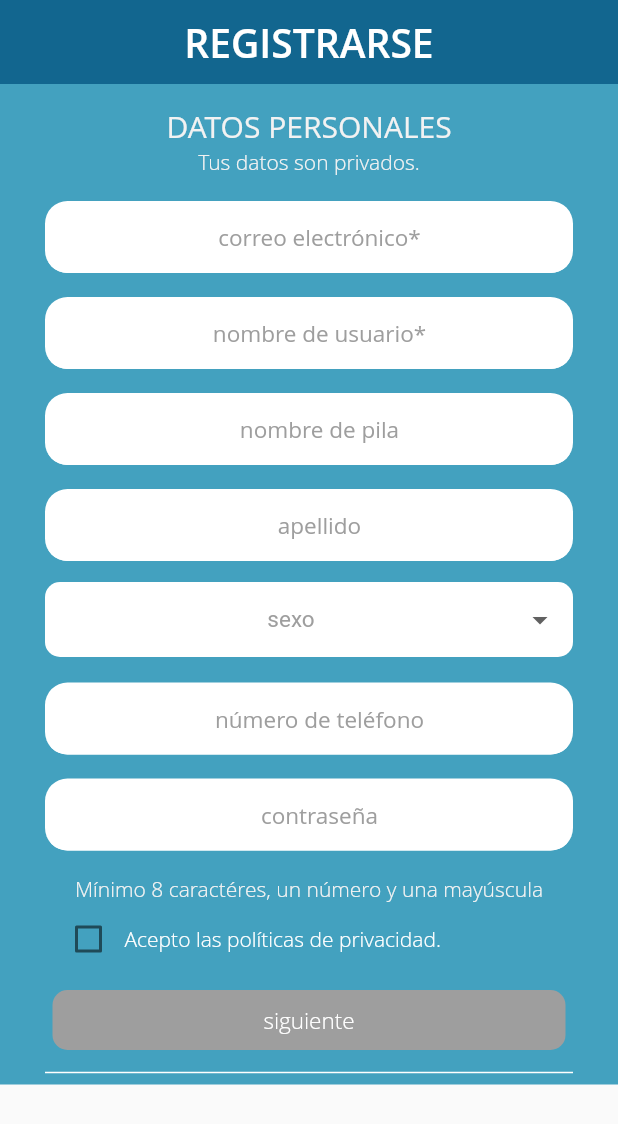
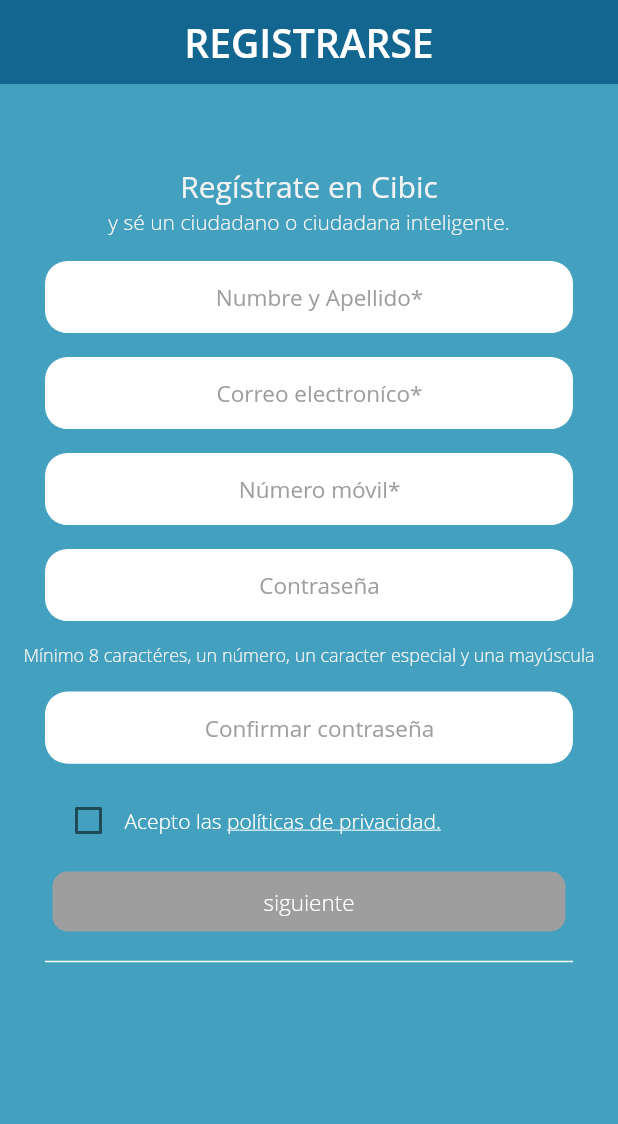
Before and after one commit to benjaminykim/cibic-mobile, a Flutter app: the Register screen opened directly, on a phone screen of 412 x 824 dp. Shown: the top 1124 px of the screen. Run offline on Flutter 3.47's test engine with Material 2 defaults, Android fonts, the phone set to English and light mode, and no system bars; our stand-ins replace basic_utils, flutter_redux, flutter_secure_storage, redux, redux_thunk; accounts and stored records are empty; generated files the repository leaves out were written again; project files that could hold a hidden picture were left out.

```diff
--- a/lib/src/onboard/register.dart
+++ b/lib/src/onboard/register.dart
@@ -16,36 +16,13 @@ class Register extends StatefulWidget {
 }
 
 class _RegisterState extends State<Register> {
-  final FocusScopeNode _node = FocusScopeNode();
-  final GlobalKey<FormState> _formKey = GlobalKey<FormState>();
-  String username, email, firstname, surname, sex, _value, telephone, password;
-  bool usernameVal,
-      emailVal,
-      firstnameVal,
-      surnameVal,
-      telephoneVal,
-      passwordVal;
+  bool emailVal, fullNameVal, telephoneVal, passwordVal, passwordConfirmVal;
   bool privacy;
   final storage = FlutterSecureStorage();
 
-  @override
-  initState() {
-    super.initState();
-    username = "";
-    email = "";
-    firstname = "";
-    surname = "";
-    sex = "";
-    telephone = "";
-    password = "";
-    usernameVal = false;
-    emailVal = false;
-    firstnameVal = false;
-    surnameVal = false;
-    telephoneVal = false;
-    passwordVal = false;
-    privacy = false;
-  }
+  final GlobalKey<FormState> _formKey = GlobalKey<FormState>();
+  final FocusScopeNode _node = FocusScopeNode();
+  String email, fullName, telephone, password, passwordConfirm;
 
   @override
   void dispose() {
@@ -53,14 +30,32 @@ class _RegisterState extends State<Register> {
     super.dispose();
   }
 
+  @override
+  initState() {
+    super.initState();
+
+    email = "";
+    fullName = "";
+    telephone = "";
+    password = "";
+    emailVal = false;
+    fullNameVal = false;
+    telephoneVal = false;
+    passwordVal = false;
+    privacy = false;
+    passwordConfirmVal = false;
+  }
+
   submitChecker() {
-    if (usernameVal == true &&
+    if (
+        // usernameVal == true &&
         emailVal == true &&
-        firstnameVal == true &&
-        surnameVal == true &&
+            fullNameVal == true &&
+            // surnameVal == true &&
             telephoneVal == true &&
             passwordVal == true &&
-        privacy == true)
+            privacy == true &&
+            passwordConfirmVal == true)
       return true;
     else
       return false;
@@ -82,11 +77,20 @@ class _RegisterState extends State<Register> {
             },
           ),
           Text(
-            "Acepto las políticas de privacidad.",
+            "Acepto las ",
             style: TextStyle(
               fontSize: 14,
               color: Colors.white,
               fontWeight: FontWeight.w200,
+            ),
+          ),
+          Text(
+            "políticas de privacidad.",
+            style: TextStyle(
+              fontSize: 14,
+              color: Colors.white,
+              fontWeight: FontWeight.w200,
+              decoration: TextDecoration.underline,
             ),
           ),
         ],
@@ -98,10 +102,8 @@ class _RegisterState extends State<Register> {
     // for validation
     String _validator(String value) {
       // email validation
-      // setState(() {
-      // _validate = true;
-      // });
-      if (title == "correo electrónico*") {
+
+      if (title == "Correo electroníco*") {
         if (value.isEmpty) {
           // The form is empty
           return "Introducir la dirección de correo electrónico";
@@ -123,59 +125,55 @@ class _RegisterState extends State<Register> {
         }
         // The pattern of the email didn't match the regex above.
         return 'Email is not valid';
+      }
+      //   // For username
+      //  else if (title == "nombre de usuario*") {
+      //   String p = "[a-zA-Z0-9\.\_\-]{1,16}";
 
-        // For username
-      } else if (title == "nombre de usuario*") {
-        String p = "[a-zA-Z0-9\.\_\-]{1,16}";
-
-        RegExp regExp = RegExp(p);
-        if (value.trim().isEmpty) {
-          return "Nombre de usuario de entrada";
-        } else if (value.trim().length > 16) {
-          return "Nombre de usuario demasiado largo";
-        } else if (regExp.hasMatch(value)) {
-          return null;
-        } else {
-          return "Error";
-        }
-      }
-      // For Surname
-      else if (title == "apellido") {
-        String p = "[a-zA-Z]{1,16}";
-
-        RegExp regExp = RegExp(p);
+      //   RegExp regExp = RegExp(p);
+      //   if (value.trim().isEmpty) {
+      //     return "Nombre de usuario de entrada";
+      //   } else if (value.trim().length > 16) {
+      //     return "Nombre de usuario demasiado largo";
+      //   } else if (regExp.hasMatch(value)) {
+      //     return null;
+      //   } else {
+      //     return "Error";
+      //   }
+      // }
+      // For Fullname
+      else if (title == "Numbre y Apellido*") {
         if (value.trim().isEmpty) {
           return "El apellido está vacío";
         }
-        if (value.trim().length > 16) {
-          return "Demasiado larga";
-        } else if (regExp.hasMatch(value)) {
+        if (value.trim().length < 5) {
+          return "Demasiado corta";
+        } else {
           return null;
         }
+      }
+      // else if (title == "nombre de pila") {
+      //   String p = "[a-zA-Z]{1,16}";
 
-        return "Error";
-      } else if (title == "nombre de pila") {
-        String p = "[a-zA-Z]{1,16}";
-
-        RegExp regExp = RegExp(p);
-        if (value.trim().isEmpty) {
-          return "El nombre esta vacio";
-        }
-        if (value.trim().length > 16) {
-          return "Demasiado larga";
-        } else if (regExp.hasMatch(value)) {
-          return null;
-        } else {
-          return "Error";
-        }
-      }
+      //   RegExp regExp = RegExp(p);
+      //   if (value.trim().isEmpty) {
+      //     return "El nombre esta vacio";
+      //   }
+      //   if (value.trim().length > 16) {
+      //     return "Demasiado larga";
+      //   } else if (regExp.hasMatch(value)) {
+      //     return null;
+      //   } else {
+      //     return "Error";
+      //   }
+      // }
       // phone number
-      else if (title == "número de teléfono") {
+      else if (title == "Número móvil*") {
         String p = "[0-9]{9}";
 
         RegExp regExp = RegExp(p);
         if (value.trim().isEmpty) {
-          return "el número de teléfono está vacío";
+          return "el Número móvil está vacío";
         }
         if (regExp.hasMatch(value)) {
           return null;
@@ -184,80 +182,96 @@ class _RegisterState extends State<Register> {
         }
       }
       // password
-      else if (title == "contraseña") {
-        if (value.trim().isEmpty) {
+      else if (title == "Contraseña") {
+        RegExp strongRegex = new RegExp(
+            "^(?=.*[a-z])(?=.*[A-Z])(?=.*[0-9])(?=.*[!@#\$%\^&\*])(?=.{8,})");
+        if (value.isEmpty) {
           return "la contraseña está vacía";
         }
-        if (value.trim().length < 8) {
-          return "la contraseña tiene menos de 8 caracteres";
+        if (strongRegex.hasMatch(value)) {
+          return null;
+        } else {
+          return "no coincide";
+        }
+      } else if (title == "Confirmar contraseña") {
+        if (value.isEmpty) {
+          return "la contraseña está vacía";
+        } else if (value != password) {
+          return "La contraseña no coincide";
         } else {
           return null;
         }
       }
-
-      //
       return null;
     }
 
     void updateValidator(String title) {
       setState(() {
-        if (title == "correo electrónico*") {
+        if (title == "Correo electroníco*") {
           emailVal = true;
-        } else if (title == "nombre de usuario*") {
-          usernameVal = true;
-        } else if (title == "apellido") {
-          firstnameVal = true;
-        } else if (title == "nombre de pila") {
-          surnameVal = true;
-        } else if (title == "número de teléfono") {
+        }
+        //  else if (title == "nombre de usuario*") {
+        //   usernameVal = true;
+        // }
+        else if (title == "Numbre y Apellido*") {
+          fullNameVal = true;
+        }
+        //  else if (title == "nombre de pila") {
+        //   surnameVal = true;
+        // }
+        else if (title == "Número móvil*") {
           telephoneVal = true;
-        } else if (title == "contraseña") {
+        } else if (title == "Contraseña") {
           passwordVal = true;
+        } else if (title == "Confirmar contraseña") {
+          passwordConfirmVal = true;
         }
       });
     }
 
     bool getValidator(String title) {
-      if (title == "correo electrónico*") {
+      if (title == "Correo electroníco*") {
         return emailVal;
-      } else if (title == "nombre de usuario*") {
-        return usernameVal;
-      } else if (title == "apellido") {
-        return firstnameVal;
-      } else if (title == "nombre de pila") {
-        return surnameVal;
-      } else if (title == "número de teléfono") {
+      }
+      // else if (title == "nombre de usuario*") {
+      //   return usernameVal;
+      // }
+      else if (title == "Numbre y Apellido*") {
+        return fullNameVal;
+      } else if (title == "Número móvil*") {
         return telephoneVal;
-      } else if (title == "contraseña") {
+      } else if (title == "Contraseña") {
         return passwordVal;
+      } else if (title == "Confirmar contraseña") {
+        return passwordConfirmVal;
       }
       return false;
     }
 
     // for inputing the values
     parseValue(value) {
-      if (title == "correo electrónico*") {
+      if (title == "Correo electroníco*") {
         email = value;
-      } else if (title == "nombre de usuario*") {
-        username = value;
-      } else if (title == "apellido") {
-        firstname = value;
-      } else if (title == "nombre de pila") {
-        surname = value;
-      } else if (title == "número de teléfono") {
+      } else if (title == "Numbre y Apellido*") {
+        fullName = value;
+      } else if (title == "Número móvil*") {
         telephone = value;
-      } else if (title == "contraseña") {
+      } else if (title == "Contraseña") {
         password = value;
+      } else if (title == "Confirmar contraseña") {
+        passwordConfirm = value;
       }
     }
 
     // for checking keyboard type
     TextInputType _keyboardType() {
-      if (title == "número de teléfono") {
+      if (title == "Número móvil*") {
         return TextInputType.phone;
-      } else if (title == "correo electrónico*") {
+      } else if (title == "Correo electroníco*") {
         return TextInputType.emailAddress;
-      } else if (title == "contraseña") {
+      } else if (title == "Contraseña") {
+        return TextInputType.visiblePassword;
+      } else if (title == "Confirmar contraseña") {
         return TextInputType.visiblePassword;
       } else
         return null;
@@ -273,9 +287,14 @@ class _RegisterState extends State<Register> {
         vertical: 0,
       ),
       child: TextFormField(
-        obscureText: (title == "contraseña"),
-        onEditingComplete: (title != "contraseña") ? _node.nextFocus : null,
-        textInputAction: (title == "contraseña")
+        inputFormatters: (title == "Número móvil*")
+            ? [
+                WhitelistingTextInputFormatter(new RegExp("[0-9]")),
+              ]
+            : null,
+        obscureText: (title == "Contraseña" || title == "Confirmar contraseña"),
+        onEditingComplete: _node.nextFocus,
+        textInputAction: (title == "Confirmar contraseña")
             ? TextInputAction.done
             : TextInputAction.next,
         textAlign: TextAlign.center,
@@ -284,10 +303,10 @@ class _RegisterState extends State<Register> {
         validator: _validator,
         onChanged: (value) {
           setState(() {
-            (title == "nombre de pila" || title == "apellido")
-                ? value = StringUtils.capitalize(value)
-                : input = value;
-            input = value.trim();
+            // (title == "nombre de pila" || title == "apellido")
+            //     ? value = StringUtils.capitalize(value)
+            //     : input = value;
+            input = value;
             parseValue(input);
             updateValidator(title);
           });
@@ -324,11 +343,11 @@ class _RegisterState extends State<Register> {
   Map<String, Map<String, dynamic>> createUserRequestBody() {
     Map<String, Map<String, dynamic>> userRequest = {
       'user': {
-        'username': username,
+        'username': fullName,
         'password': password,
         'email': email,
-        'firstName': firstname,
-        'lastName': surname,
+        'firstName': fullName.split("\\s+").first,
+        'lastName': fullName.split("\\s+").last, // fullname.split("\\s+")[1]
         'phone': telephone,
         'cabildos': [],
         'files': "none",
@@ -373,16 +392,15 @@ class _RegisterState extends State<Register> {
             key: _formKey,
             child: FocusScope(
               node: _node,
-              child: SingleChildScrollView(
-                child: Column(
-                  crossAxisAlignment: CrossAxisAlignment.stretch,
+              child: ListView(
+                // crossAxisAlignment: CrossAxisAlignment.stretch,
                 children: <Widget>[
                   SizedBox(
-                      height: 15,
+                    height: 55,
                   ),
                   Center(
                     child: Text(
-                        "DATOS PERSONALES",
+                      "Regístrate en Cibic",
                       style: TextStyle(
                         fontSize: 20,
                       ),
@@ -390,7 +408,7 @@ class _RegisterState extends State<Register> {
                   ),
                   Center(
                     child: Text(
-                        "Tus datos son privados.",
+                      "y sé un ciudadano o ciudadana inteligente.",
                       style: TextStyle(
                         fontSize: 14,
                         fontWeight: FontWeight.w200,
@@ -400,116 +418,50 @@ class _RegisterState extends State<Register> {
                   SizedBox(height: 15),
 
                   textFieldInput(
-                      title: "correo electrónico*",
+                    title: "Numbre y Apellido*",
+                    input: fullName,
+                  ),
+                  // textFieldInput(
+                  //   title: "nombre de usuario*",
+                  //   input: username,
+                  // ),
+                  textFieldInput(
+                    title: "Correo electroníco*",
                     input: email,
                   ),
-                    textFieldInput(
-                      title: "nombre de usuario*",
-                      input: username,
-                    ),
-                    textFieldInput(
-                      title: "nombre de pila",
-                      input: firstname,
-                    ),
-                    textFieldInput(
-                      title: "apellido",
-                      input: surname,
-                    ),
-                    // Dropdown for Gender
-                    Container(
-                      height: 50,
-                      margin: EdgeInsets.fromLTRB(30, 0, 30, 15),
-
-                      padding: EdgeInsets.symmetric(
-                        horizontal: 10,
-                        vertical: 0,
-                      ),
-                      // alignment: Alignment.center,
-                      decoration: REGISTER_INPUT_DEC,
-                      // BoxDecoration(color: Colors.white),
-                      child: DropdownButtonHideUnderline(
-                        child: DropdownButton<String>(
-                          isDense: true,
-                          isExpanded: true,
-
-                          // autofocus: true,
-                          style: TextStyle(
-                            fontSize: 15,
-                            color: Colors.black,
-                          ),
-                          items: [
-                            DropdownMenuItem(
-                              value: "1",
-                              child: Center(
-                                child: Text(
-                                  "Masculina",
-                                ),
-                              ),
-                            ),
-                            DropdownMenuItem(
-                              value: "2",
-                              child: Center(
-                                child: Text(
-                                  "Hembra",
-                                ),
-                              ),
-                            ),
-                            DropdownMenuItem(
-                              value: "3",
-                              child: Center(
-                                child: Text(
-                                  "Otro",
-                                ),
-                              ),
-                            ),
-                          ],
-                          onChanged: (value) {
-                            setState(() {
-                              _value = value;
-                              if (_value == "1") {
-                                sex = "Male";
-                              } else if (_value == "2") {
-                                sex = "Female";
-                              } else {
-                                sex = "Others";
-                              }
-                            });
-                          },
-                          value: _value,
-                          hint: Center(
-                            child: Text(
-                              "sexo",
-                              style: TextStyle(
-                                fontSize: 15,
-                                color: Colors.grey,
-                              ),
-                            ),
-                          ),
-                        ),
-                      ),
-                    ),
+                  // textFieldInput(
+                  //   title: "apellido",
+                  //   input: surname,
+                  // ),
 
                   textFieldInput(
-                      title: "número de teléfono",
+                    title: "Número móvil*",
                     input: telephone,
                   ),
                   textFieldInput(
-                      title: "contraseña",
+                    title: "Contraseña",
                     input: telephone,
                   ),
 
-                    SizedBox(height: 2),
+                  // SizedBox(height: 1),
 
                   // PASSWORD RULES
                   Center(
                     child: Text(
-                        'Mínimo 8 caractéres, un número y una mayúscula',
+                      'Mínimo 8 caractéres, un número, un caracter especial y una mayúscula',
                       style: TextStyle(
-                          fontSize: 14,
+                        fontSize: 12,
                         fontWeight: FontWeight.w200,
                       ),
                     ),
                   ),
+                  SizedBox(height: 15),
+
+                  textFieldInput(
+                    title: "Confirmar contraseña",
+                    input: passwordConfirm,
+                  ),
+                  // SizedBox(height: 2),
 
                   createPrivacyCheck(),
                   // createSubmitButton("siguiente"),
@@ -518,9 +470,10 @@ class _RegisterState extends State<Register> {
                   submitChecker()
                       ? GestureDetector(
                           onTap: () {
-                              if (_formKey.currentState.validate() &&
-                                  sex != '' &&
-                                  privacy) {
+                            // print(
+                            //     "$email, $password, $passwordConfirm, $fullName, $telephone");
+
+                            if (_formKey.currentState.validate() && privacy) {
                               attemptSubmit(createUserRequestBody())
                                   .then((response) {
                                 if (response ==
@@ -605,8 +558,7 @@ class _RegisterState extends State<Register> {
                                             builder: (context) {
                                               return CupertinoAlertDialog(
                                                 title: Text("Error Response"),
-                                                  content:
-                                                      SingleChildScrollView(
+                                                content: SingleChildScrollView(
                                                   child: ListBody(
                                                     children: <Widget>[
                                                       Text(
@@ -637,8 +589,7 @@ class _RegisterState extends State<Register> {
                                                     fontSize: 20,
                                                   ),
                                                 ),
-                                                  content:
-                                                      SingleChildScrollView(
+                                                content: SingleChildScrollView(
                                                   child: ListBody(
                                                     children: <Widget>[
                                                       Text(
@@ -700,6 +651,8 @@ class _RegisterState extends State<Register> {
                             ),
                           ),
                         ),
+                  SizedBox(height: 5),
+
                   Divider(
                     indent: 30,
                     endIndent: 30,
@@ -712,7 +665,6 @@ class _RegisterState extends State<Register> {
           ),
         ),
       ),
-      ),
     );
   }
 }
```
Lines whose indentation alone changed are shown as unchanged.
